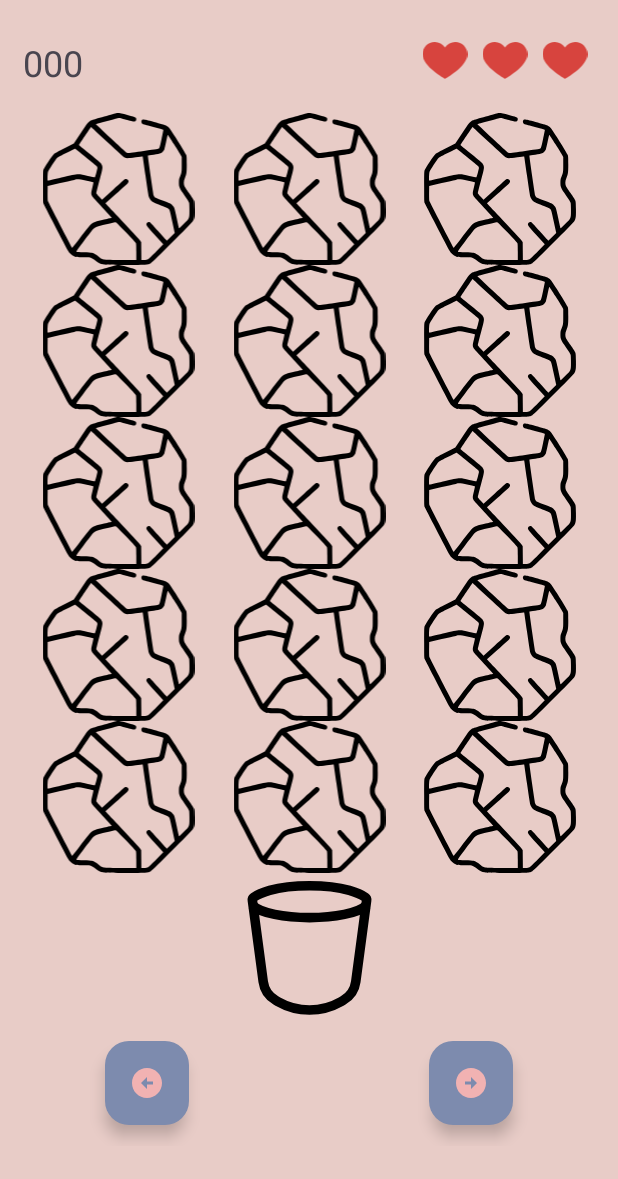
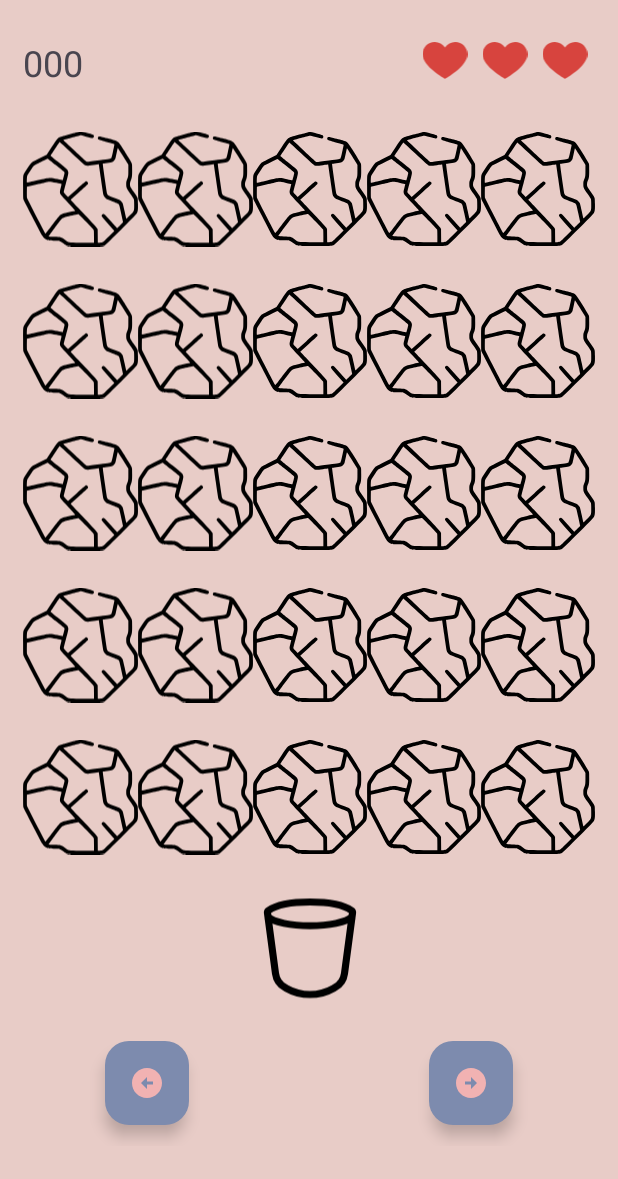
Before and after one commit to idunsky855/Paper-Ball, an Android app: the layout activity_main.xml on its own in the app's theme, with its tools: preview values and no code run, on a phone screen of 412 x 824 dp. Shown: the top 1179 px of the screen. Run offline under Robolectric (Android 15) with nearby library versions, the phone set to English and light mode, and no system bars.

Commit message:
5 columns in main activity

```diff
--- a/app/src/main/java/com/example/paperball/utilities/Constants.kt
+++ b/app/src/main/java/com/example/paperball/utilities/Constants.kt
@@ -4,7 +4,7 @@ class Constants {
     companion object {
         const val LEFT = -1
         const val RIGHT = 1
-        const val COLS = 3
+        const val COLS = 5
         const val ROWS = 5
         const val SCORE_UPDATE = 10
         const val STATUS_KEY = "status"
--- a/app/src/main/res/layout/activity_main.xml
+++ b/app/src/main/res/layout/activity_main.xml
@@ -81,25 +81,25 @@
                 android:layout_weight="1"
                 android:src="@drawable/paper_ball"/>
             <com.google.android.material.imageview.ShapeableImageView
-                android:id="@+id/main_IMG_paper3"
+                android:id="@+id/main_IMG_paper5"
                 android:layout_width="match_parent"
                 android:layout_height="0dp"
                 android:layout_weight="1"
                 android:src="@drawable/paper_ball"/>
             <com.google.android.material.imageview.ShapeableImageView
-                android:id="@+id/main_IMG_paper6"
+                android:id="@+id/main_IMG_paper10"
                 android:layout_width="match_parent"
                 android:layout_height="0dp"
                 android:layout_weight="1"
                 android:src="@drawable/paper_ball"/>
             <com.google.android.material.imageview.ShapeableImageView
-                android:id="@+id/main_IMG_paper9"
+                android:id="@+id/main_IMG_paper15"
                 android:layout_width="match_parent"
                 android:layout_height="0dp"
                 android:layout_weight="1"
                 android:src="@drawable/paper_ball"/>
             <com.google.android.material.imageview.ShapeableImageView
-                android:id="@+id/main_IMG_paper12"
+                android:id="@+id/main_IMG_paper20"
                 android:layout_width="match_parent"
                 android:layout_height="0dp"
                 android:layout_weight="1"
@@ -120,7 +120,6 @@
             android:layout_weight="1"
             android:orientation="vertical">
 
-
             <com.google.android.material.imageview.ShapeableImageView
                 android:id="@+id/main_IMG_paper1"
                 android:layout_width="match_parent"
@@ -128,7 +127,47 @@
                 android:layout_weight="1"
                 android:src="@drawable/paper_ball"/>
             <com.google.android.material.imageview.ShapeableImageView
-                android:id="@+id/main_IMG_paper4"
+                android:id="@+id/main_IMG_paper6"
+                android:layout_width="match_parent"
+                android:layout_height="0dp"
+                android:layout_weight="1"
+                android:src="@drawable/paper_ball"/>
+            <com.google.android.material.imageview.ShapeableImageView
+                android:id="@+id/main_IMG_paper11"
+                android:layout_width="match_parent"
+                android:layout_height="0dp"
+                android:layout_weight="1"
+                android:src="@drawable/paper_ball"/>
+            <com.google.android.material.imageview.ShapeableImageView
+                android:id="@+id/main_IMG_paper16"
+                android:layout_width="match_parent"
+                android:layout_height="0dp"
+                android:layout_weight="1"
+                android:src="@drawable/paper_ball"/>
+            <com.google.android.material.imageview.ShapeableImageView
+                android:id="@+id/main_IMG_paper21"
+                android:layout_width="match_parent"
+                android:layout_height="0dp"
+                android:layout_weight="1"
+                android:src="@drawable/paper_ball"/>
+            <com.google.android.material.imageview.ShapeableImageView
+                android:id="@+id/main_IMG_bin1"
+                android:layout_width="match_parent"
+                android:layout_height="0dp"
+                android:layout_weight="1"
+                android:visibility="invisible"
+                android:src="@drawable/bin_vector_icon"/>
+        </LinearLayout>
+
+        <LinearLayout
+            android:id="@+id/layout_game_column2"
+            android:layout_width="match_parent"
+            android:layout_height="match_parent"
+            android:layout_weight="1"
+            android:orientation="vertical">
+
+            <com.google.android.material.imageview.ShapeableImageView
+                android:id="@+id/main_IMG_paper2"
                 android:layout_width="match_parent"
                 android:layout_height="0dp"
                 android:layout_weight="1"
@@ -140,7 +179,48 @@
                 android:layout_weight="1"
                 android:src="@drawable/paper_ball"/>
             <com.google.android.material.imageview.ShapeableImageView
-                android:id="@+id/main_IMG_paper10"
+                android:id="@+id/main_IMG_paper12"
+                android:layout_width="match_parent"
+                android:layout_height="0dp"
+                android:layout_weight="1"
+                android:src="@drawable/paper_ball"/>
+            <com.google.android.material.imageview.ShapeableImageView
+                android:id="@+id/main_IMG_paper17"
+                android:layout_width="match_parent"
+                android:layout_height="0dp"
+                android:layout_weight="1"
+                android:src="@drawable/paper_ball"/>
+            <com.google.android.material.imageview.ShapeableImageView
+                android:id="@+id/main_IMG_paper22"
+                android:layout_width="match_parent"
+                android:layout_height="0dp"
+                android:layout_weight="1"
+                android:src="@drawable/paper_ball"/>
+            <com.google.android.material.imageview.ShapeableImageView
+                android:id="@+id/main_IMG_bin2"
+                android:layout_width="match_parent"
+                android:layout_height="0dp"
+                android:layout_weight="1"
+                android:visibility="visible"
+                android:src="@drawable/bin_vector_icon"/>
+        </LinearLayout>
+
+        <LinearLayout
+            android:id="@+id/layout_game_column3"
+            android:layout_width="match_parent"
+            android:layout_height="match_parent"
+            android:layout_weight="1"
+            android:orientation="vertical">
+
+
+            <com.google.android.material.imageview.ShapeableImageView
+                android:id="@+id/main_IMG_paper3"
+                android:layout_width="match_parent"
+                android:layout_height="0dp"
+                android:layout_weight="1"
+                android:src="@drawable/paper_ball"/>
+            <com.google.android.material.imageview.ShapeableImageView
+                android:id="@+id/main_IMG_paper8"
                 android:layout_width="match_parent"
                 android:layout_height="0dp"
                 android:layout_weight="1"
@@ -152,15 +232,29 @@
                 android:layout_weight="1"
                 android:src="@drawable/paper_ball"/>
             <com.google.android.material.imageview.ShapeableImageView
-                android:id="@+id/main_IMG_bin1"
+                android:id="@+id/main_IMG_paper18"
                 android:layout_width="match_parent"
                 android:layout_height="0dp"
                 android:layout_weight="1"
+                android:src="@drawable/paper_ball"/>
+            <com.google.android.material.imageview.ShapeableImageView
+                android:id="@+id/main_IMG_paper23"
+                android:layout_width="match_parent"
+                android:layout_height="0dp"
+                android:layout_weight="1"
+                android:src="@drawable/paper_ball"/>
+            <com.google.android.material.imageview.ShapeableImageView
+                android:id="@+id/main_IMG_bin3"
+                android:layout_width="match_parent"
+                android:layout_height="0dp"
+                android:layout_weight="1"
+                android:visibility="invisible"
                 android:src="@drawable/bin_vector_icon"/>
 
         </LinearLayout>
+
         <LinearLayout
-            android:id="@+id/layout_game_column2"
+            android:id="@+id/layout_game_column4"
             android:layout_width="match_parent"
             android:layout_height="match_parent"
             android:layout_weight="1"
@@ -168,25 +262,13 @@
 
 
             <com.google.android.material.imageview.ShapeableImageView
-                android:id="@+id/main_IMG_paper2"
+                android:id="@+id/main_IMG_paper4"
                 android:layout_width="match_parent"
                 android:layout_height="0dp"
                 android:layout_weight="1"
                 android:src="@drawable/paper_ball"/>
             <com.google.android.material.imageview.ShapeableImageView
-                android:id="@+id/main_IMG_paper5"
-                android:layout_width="match_parent"
-                android:layout_height="0dp"
-                android:layout_weight="1"
-                android:src="@drawable/paper_ball"/>
-            <com.google.android.material.imageview.ShapeableImageView
-                android:id="@+id/main_IMG_paper8"
-                android:layout_width="match_parent"
-                android:layout_height="0dp"
-                android:layout_weight="1"
-                android:src="@drawable/paper_ball"/>
-            <com.google.android.material.imageview.ShapeableImageView
-                android:id="@+id/main_IMG_paper11"
+                android:id="@+id/main_IMG_paper9"
                 android:layout_width="match_parent"
                 android:layout_height="0dp"
                 android:layout_weight="1"
@@ -198,7 +280,19 @@
                 android:layout_weight="1"
                 android:src="@drawable/paper_ball"/>
             <com.google.android.material.imageview.ShapeableImageView
-                android:id="@+id/main_IMG_bin2"
+                android:id="@+id/main_IMG_paper19"
+                android:layout_width="match_parent"
+                android:layout_height="0dp"
+                android:layout_weight="1"
+                android:src="@drawable/paper_ball"/>
+            <com.google.android.material.imageview.ShapeableImageView
+                android:id="@+id/main_IMG_paper24"
+                android:layout_width="match_parent"
+                android:layout_height="0dp"
+                android:layout_weight="1"
+                android:src="@drawable/paper_ball"/>
+            <com.google.android.material.imageview.ShapeableImageView
+                android:id="@+id/main_IMG_bin4"
                 android:layout_width="match_parent"
                 android:layout_height="0dp"
                 android:layout_weight="1"
```
